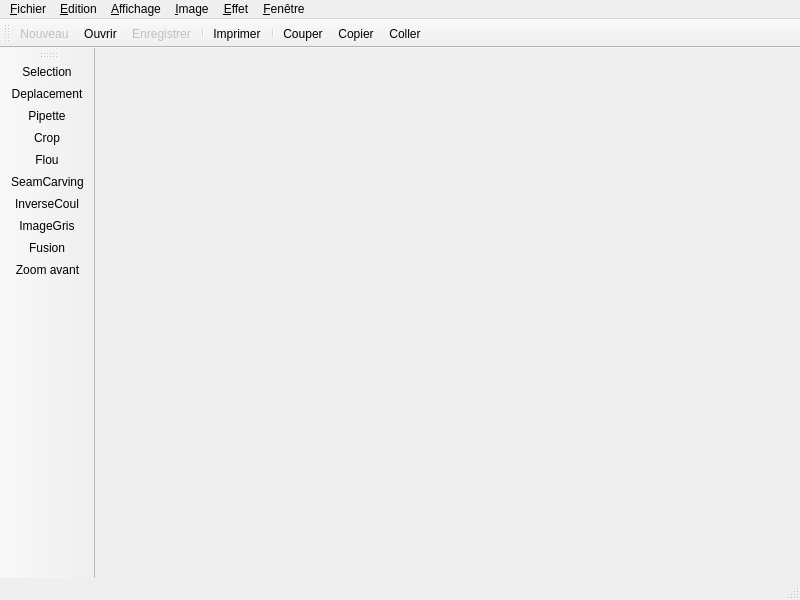
This is Basma/image1/mainwindow.ui in LilyOfTheWest/image as Qt 5 draws it before an edit. The edited form follows.
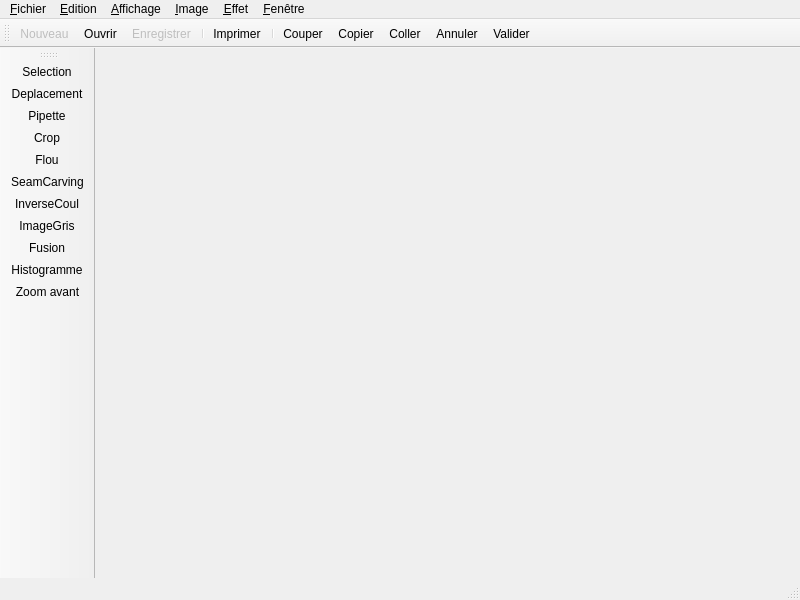
This is the edited form. Icons and pictures are not drawn.

Commit message: Valider & convo & noyau

Diff of the .ui file:
```diff
--- a/Basma/image1/mainwindow.ui
+++ b/Basma/image1/mainwindow.ui
@@ -129,6 +129,8 @@
    <addaction name="action_Couper"/>
    <addaction name="action_Copier"/>
    <addaction name="action_Coller"/>
+   <addaction name="action_Annuler"/>
+   <addaction name="actionValider"/>
   </widget>
   <widget class="QToolBar" name="toolBar_2">
    <property name="windowTitle">
@@ -149,6 +151,7 @@
    <addaction name="actionInverseCoul"/>
    <addaction name="actionImageGris"/>
    <addaction name="actionFusion_2"/>
+   <addaction name="actionHistogramme_2"/>
    <addaction name="actionZoom_avant"/>
   </widget>
   <action name="action_Nouveau">
@@ -518,6 +521,24 @@
     <string>Recadrer</string>
    </property>
   </action>
+  <action name="actionValider">
+   <property name="icon">
+    <iconset resource="res.qrc">
+     <normaloff>:/Barre outil/Tool bar/valider.png</normaloff>:/Barre outil/Tool bar/valider.png</iconset>
+   </property>
+   <property name="text">
+    <string>Valider</string>
+   </property>
+  </action>
+  <action name="actionHistogramme_2">
+   <property name="icon">
+    <iconset resource="res.qrc">
+     <normaloff>:/Barre outil/Tool bar/Histogramme.png</normaloff>:/Barre outil/Tool bar/Histogramme.png</iconset>
+   </property>
+   <property name="text">
+    <string>Histogramme</string>
+   </property>
+  </action>
  </widget>
  <resources>
   <include location="res.qrc"/>
```
The commit also changes 4 other files.
